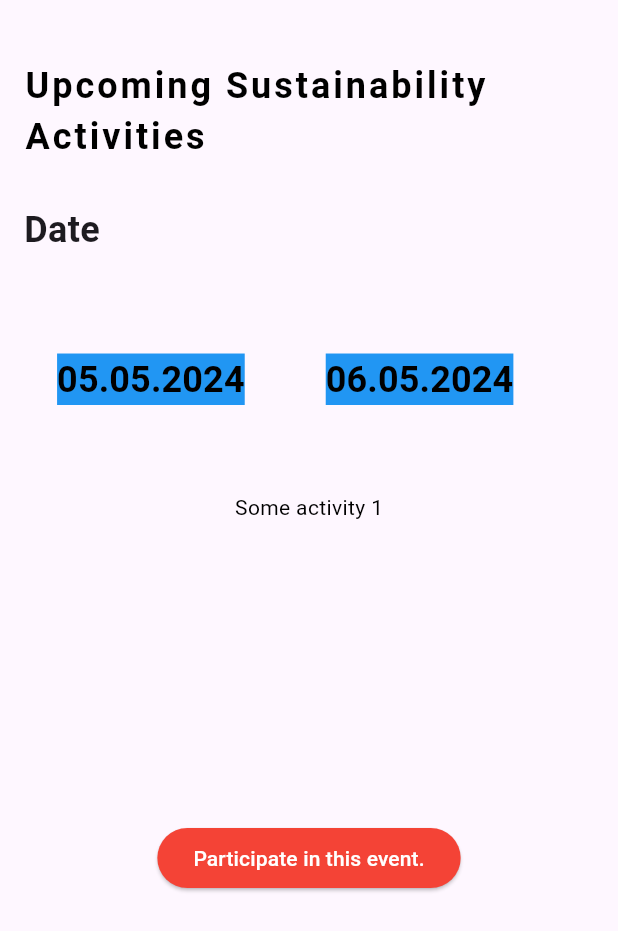
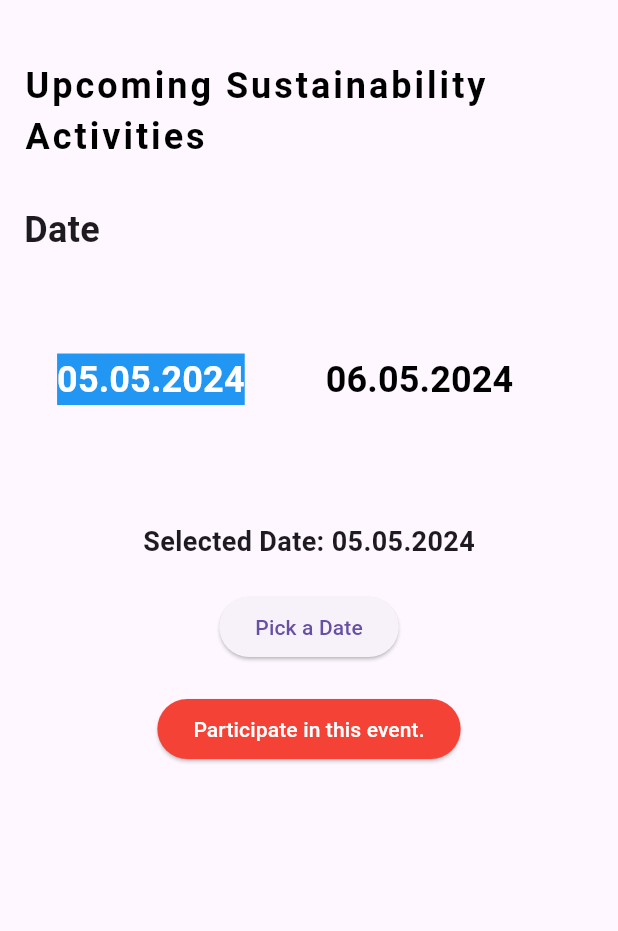
Before and after one commit to mariajvieira/CleanItUP, a Flutter app: the CalendarScreen screen opened directly, after a tap on "05.05.2024", on a phone screen of 412 x 824 dp. Shown: the top 931 px of the screen. Run offline on Flutter 3.47's test engine with Material 3 defaults, Android fonts, the phone set to English and light mode, and no system bars; our stand-ins replace flutter_map, geolocator, latlong2, sqflite, sqflite_common_ffi; accounts and stored records are empty.

Commit message:
Update calendar_screen.dart

```diff
--- a/projeto/lib/screens/calendar_screen.dart
+++ b/projeto/lib/screens/calendar_screen.dart
@@ -1,5 +1,6 @@
 import 'package:flutter/material.dart';
 import 'package:flutter/widgets.dart';
+
 
 class CalendarScreen extends StatefulWidget {
   const CalendarScreen({Key? key}) : super(key: key);
@@ -8,9 +9,8 @@ class CalendarScreen extends StatefulWidget {
   _CalendarScreenState createState() => _CalendarScreenState();
 }
 
-  class _CalendarScreenState extends State<CalendarScreen>{
-
-    String dailyAction = "";
+class _CalendarScreenState extends State<CalendarScreen> {
+  String selectedDate = ""; // Store the selected date
 
   List<String> achievementIcons = [
     '05.05.2024',
@@ -30,18 +30,9 @@ class CalendarScreen extends StatefulWidget {
     "Some activity 6",
     "Some activity 7",
   ];
+
   @override
   Widget build(BuildContext context) {
-
-
-    void updateSelectedItem(String item) {
-    setState(() {
-      dailyAction = item;
-      print("Daily action updated to: $dailyAction");
-    });
-  }
-
-
     return Scaffold(
       body: Container(
         padding: const EdgeInsets.all(16),
@@ -78,28 +69,27 @@ class CalendarScreen extends StatefulWidget {
                         child: ListView.separated(
                           scrollDirection: Axis.horizontal,
                           itemCount: achievementIcons.length,
-                          separatorBuilder: (context, index) =>
-                              SizedBox(width: 10),
+                          separatorBuilder: (context, index) => SizedBox(width: 10),
                           itemBuilder: (context, index) {
                             return TextButton(
-                              onPressed: () => {
-                                updateSelectedItem(dailyActivities[index])
+                              onPressed: () {
+                                setState(() {
+                                  selectedDate = achievementIcons[index];
+                                });
                               },
                               child: Container(
                                 padding: EdgeInsets.all(10.0),
-                                  child:
-                                      Text(
+                                child: Text(
                                   achievementIcons[index],
-                                        selectionColor: Colors.black,
                                   style: TextStyle(
                                     fontSize: 24.0,
-                                            color: Colors.black,
+                                    color: selectedDate == achievementIcons[index] ? Colors.white : Colors.black,
                                     fontWeight: FontWeight.w700,
-                                            backgroundColor: Colors.blue),
+                                    backgroundColor: selectedDate == achievementIcons[index] ? Colors.blue : null,
+                                  ),
                                 ),
                               ),
                             );
-
                           },
                         ),
                       ),
@@ -107,17 +97,32 @@ class CalendarScreen extends StatefulWidget {
                   ),
                 ],
               ),
-
-
+              const SizedBox(height: 20.0),
               Text(
-                dailyAction,
-                style : TextStyle(
-                  color : Colors.black
-                )
+                'Selected Date: $selectedDate',
+                style: TextStyle(
+                  fontSize: 18.0,
+                  fontWeight: FontWeight.bold,
                 ),
-
-              const SizedBox(height: 200.0),
-
+              ),
+              const SizedBox(height: 20.0),
+              ElevatedButton(
+                onPressed: () async {
+                  final DateTime? picked = await showDatePicker(
+                    context: context,
+                    initialDate: DateTime.now(),
+                    firstDate: DateTime(2020),
+                    lastDate: DateTime(2025),
+                  );
+                  if (picked != null) {
+                    setState(() {
+                      selectedDate = "${picked.day.toString().padLeft(2, '0')}.${picked.month.toString().padLeft(2, '0')}.${picked.year}";
+                    });
+                  }
+                },
+                child: const Text('Pick a Date'),
+              ),
+              const SizedBox(height: 20.0),
               ElevatedButton(
                 onPressed: () {
                   ScaffoldMessenger.of(context).showSnackBar(const SnackBar(
@@ -137,3 +142,7 @@ class CalendarScreen extends StatefulWidget {
     );
   }
 }
+
+    );
+  }
+}
```
Lines whose indentation alone changed are shown as unchanged.
